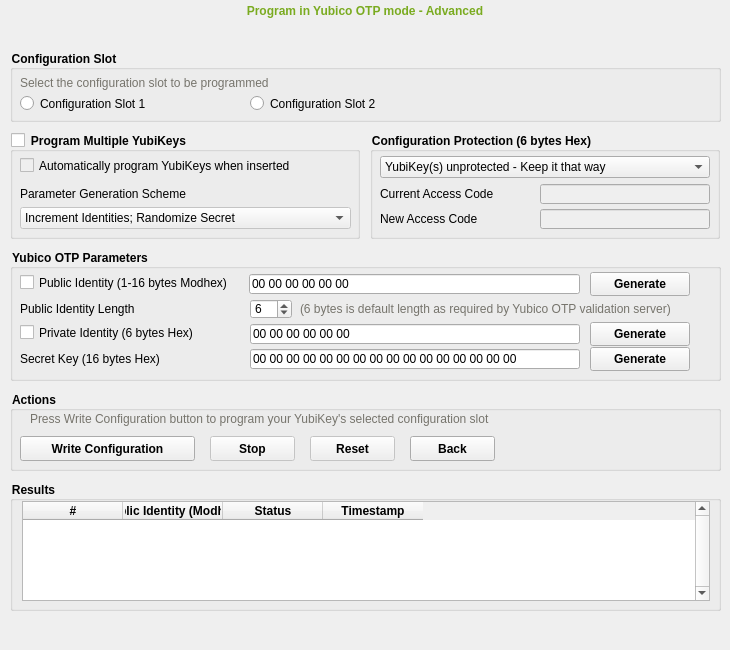
Old version of the form src/ui/otppage.ui in the repository Yubico/yubikey-personalization-gui-dpkg.
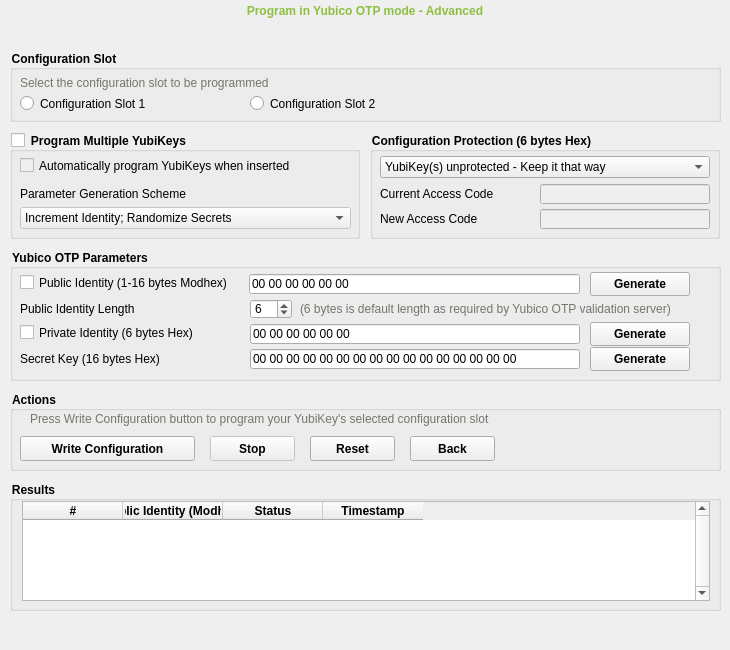
New version of the form. Icons and pictures are not drawn.

```diff
--- a/src/ui/otppage.ui
+++ b/src/ui/otppage.ui
@@ -772,7 +772,7 @@
     <property name="styleSheet">
      <string notr="true">font: 18px &quot;Verdana&quot;;
 font-weight: bold;
-color: rgb(122, 171, 32);</string>
+color: rgb(140, 192, 65);</string>
     </property>
     <property name="text">
      <string>Program in Yubico OTP mode - Advanced</string>
@@ -1654,7 +1654,7 @@
     </widget>
     <widget class="QPushButton" name="advResetBtn">
      <property name="enabled">
-      <bool>false</bool>
+      <bool>true</bool>
      </property>
      <property name="geometry">
       <rect>
@@ -1762,7 +1762,7 @@
      </property>
      <item>
       <property name="text">
-       <string>Increment Identities; Randomize Secret</string>
+       <string>Increment Identity; Randomize Secrets</string>
       </property>
      </item>
      <item>
```
Left out of the diff: 11 changed lines with no effect on the pictures.
